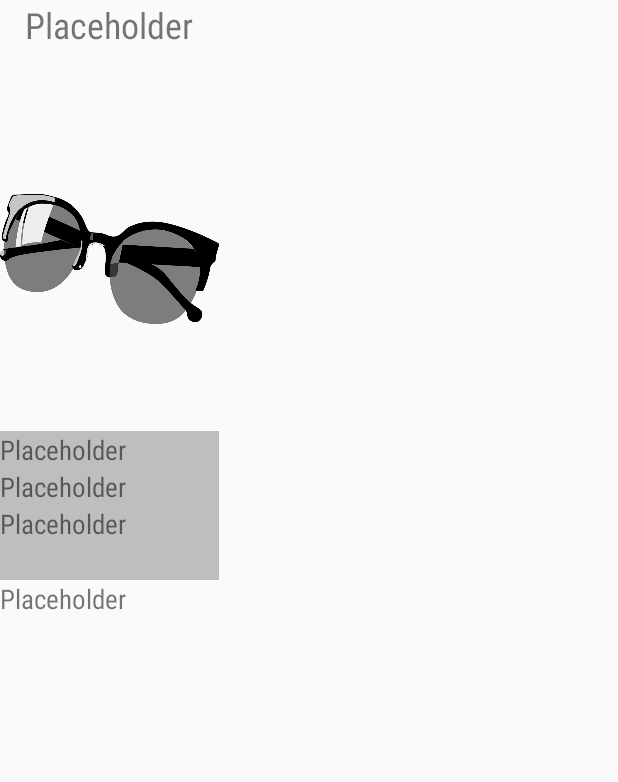
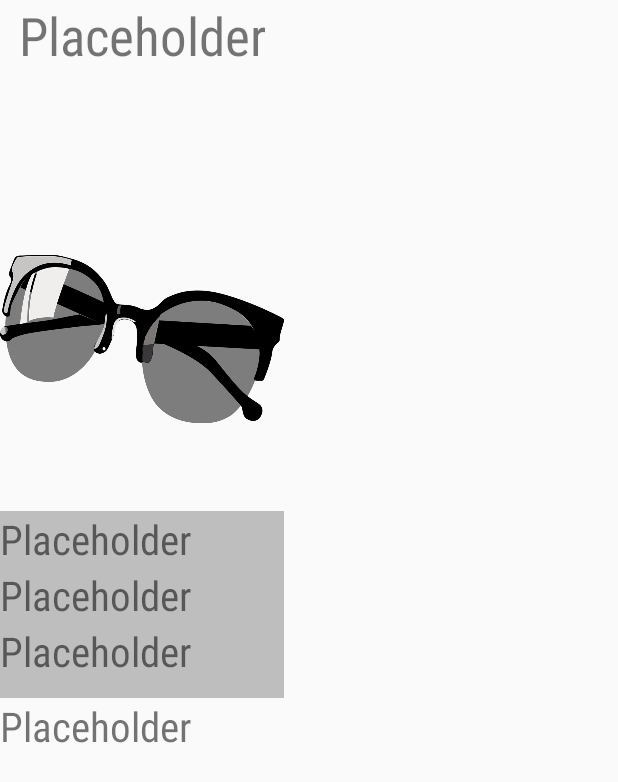
Before and after one commit to SaadMAmjad/Android-Project, an Android app: the layout recycle_row.xml on its own in the app's theme, with its tools: preview values and no code run, on a phone screen of 412 x 824 dp. Shown: the top 782 px of the screen. Run offline under Robolectric (Android 15) with nearby library versions, the phone set to English and light mode, and no system bars.

Commit message:
fixed home on a tablet screen

```diff
--- a/glassio/app/src/main/res/layout/recycle_row.xml
+++ b/glassio/app/src/main/res/layout/recycle_row.xml
@@ -6,17 +6,17 @@
 
     <TextView
         android:id="@+id/name"
-        android:textAlignment="center"
+        android:layout_width="189dp"
+        android:layout_height="111dp"
         android:layout_marginEnd="@dimen/recycler_margin"
         android:fontFamily="sans-serif-condensed"
-        android:textSize="@dimen/item_title"
-        android:layout_width="146dp"
-        android:layout_height="58dp"
-        android:text="Placeholder" />
+        android:text="Placeholder"
+        android:textAlignment="center"
+        android:textSize="@dimen/item_title" />
 
     <ImageView
         android:id="@+id/imageView2"
-        android:layout_width="146dp"
+        android:layout_width="189dp"
         android:layout_height="229dp"
         android:layout_marginEnd="@dimen/recycler_margin"
         app:srcCompat="@drawable/glasseseleven" />
@@ -27,7 +27,7 @@
         android:layout_marginEnd="@dimen/recycler_margin"
         android:fontFamily="sans-serif-condensed"
         android:textSize="@dimen/item_descriptors"
-        android:layout_width="146dp"
+        android:layout_width="189dp"
         android:layout_height="wrap_content"
         android:text="Placeholder" />
 
@@ -37,7 +37,7 @@
         android:background="@color/light_gray"
         android:fontFamily="sans-serif-condensed"
         android:textSize="@dimen/item_descriptors"
-        android:layout_width="146dp"
+        android:layout_width="189dp"
         android:layout_height="wrap_content"
         android:text="Placeholder" />
 
@@ -47,7 +47,7 @@
         android:background="@color/light_gray"
         android:fontFamily="sans-serif-condensed"
         android:textSize="@dimen/item_descriptors"
-        android:layout_width="146dp"
+        android:layout_width="189dp"
         android:layout_height="50dp"
         android:text="Placeholder" />
 
@@ -56,7 +56,7 @@
         android:layout_marginEnd="@dimen/recycler_margin"
         android:fontFamily="sans-serif-condensed"
         android:textSize="@dimen/item_descriptors"
-        android:layout_width="146dp"
+        android:layout_width="189dp"
         android:layout_height="wrap_content"
         android:text="Placeholder" />
 
--- a/glassio/app/src/main/res/values/dimens.xml
+++ b/glassio/app/src/main/res/values/dimens.xml
@@ -7,7 +7,7 @@
     <dimen name="fab_margin">16dp</dimen>
     <dimen name="main_title">50sp</dimen>
     <dimen name="main_header">30sp</dimen>
-    <dimen name="item_title">24sp</dimen>
-    <dimen name="item_descriptors">18sp</dimen>
-    <dimen name="recycler_margin">15dp</dimen>
+    <dimen name="item_title">35sp</dimen>
+    <dimen name="item_descriptors">27sp</dimen>
+    <dimen name="recycler_margin">20dp</dimen>
 </resources>
```
Also changed, not shown: 4 other files.
